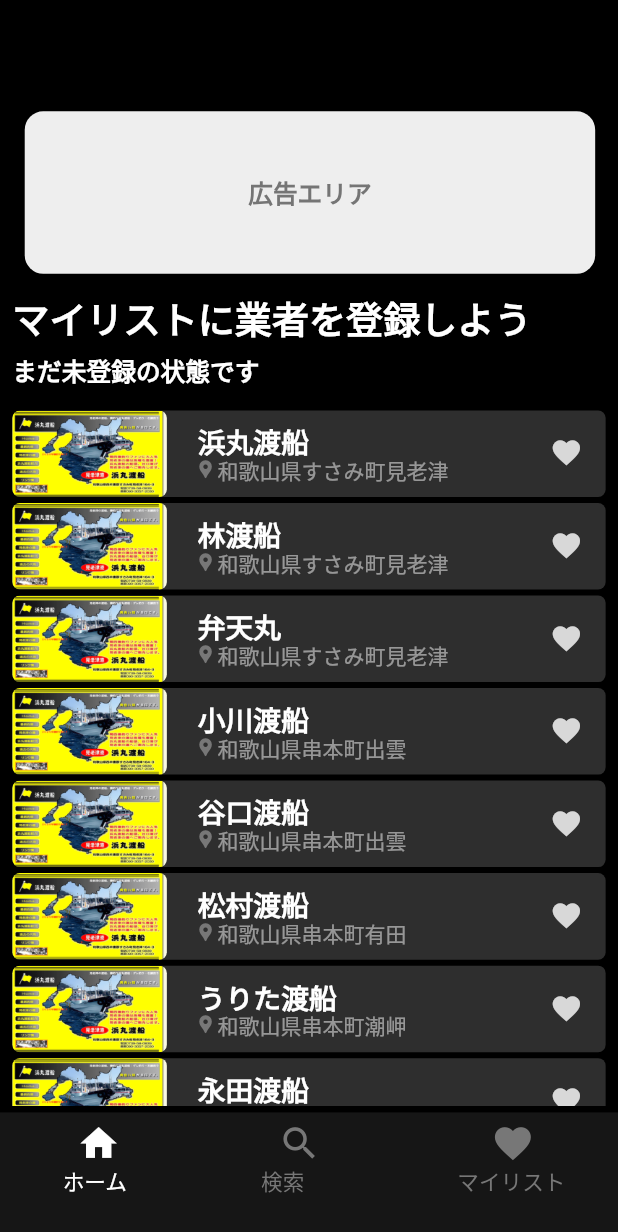
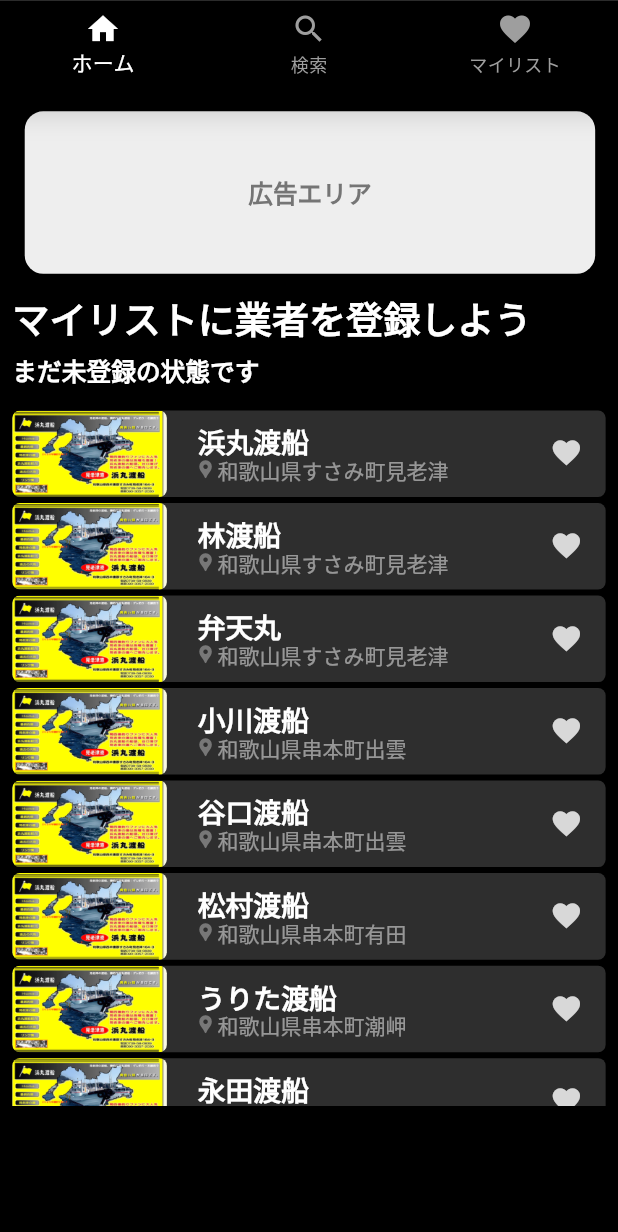
Before and after one commit to Kaito-nagai/fishing_app, a Flutter app: the screen it shows after launch, on a phone screen of 412 x 824 dp. Shown: the top 1232 px of the screen. Run offline on Flutter 3.47's test engine with Material 3 defaults, Android fonts, the phone set to English and light mode, and no system bars; our stand-ins replace flutter_dotenv, logger, shared_preferences; Roboto replaces fonts that are missing (Noto Sans JP).

Commit message:
“少し修正した

```diff
--- a/lib/widgets/bottom_nav.dart
+++ b/lib/widgets/bottom_nav.dart
@@ -5,168 +5,51 @@ class BottomNav extends StatelessWidget {
 
   @override
   Widget build(BuildContext context) {
-    final screenWidth = MediaQuery.of(context).size.width;
-    final screenHeight = MediaQuery.of(context).size.height;
-
-    return Stack(
-      children: [
-        // 背景用の装飾
-        Positioned(
-          left: 0,
-          top: screenHeight * 0.90,
-          child: Opacity(
-            opacity: 0.1,
-            child: Container(
-              width: screenWidth,
-              height: screenHeight * 0.3,
-              decoration: const BoxDecoration(
-                color: Color(0xFFD9D9D9),
-              ),
-            ),
+    return Container(
+      decoration: BoxDecoration(
+        color: Colors.black,
+        border: Border(
+          top: BorderSide(
+            color: Colors.grey.withAlpha((0.5 * 255).toInt()), // 修正された部分
+            width: 0.5,
           ),
         ),
-        // ボトムナビゲーションのアイコン部分
-        Positioned(
-          left: screenWidth * 0.07,
-          top: screenHeight * 0.905,
-          child: SizedBox(
-            width: screenWidth * 0.85,
-            height: screenHeight * 0.08,
-            child: Stack(
-              children: [
-                // マイリストアイコン
-                Positioned(
-                  left: screenWidth * 0.67,
-                  top: 0,
-                  child: GestureDetector(
-                    onTap: () {
-                      debugPrint('マイリストアイコンがタップされました');
-                    },
-                    child: SizedBox(
-                      width: screenWidth * 0.18,
-                      height: screenHeight * 0.08,
-                      child: Stack(
-                        children: [
-                          Positioned(
-                            left: 0,
-                            top: screenHeight * 0.037,
-                            child: Text(
-                              'マイリスト',
-                              textAlign: TextAlign.center,
-                              style: TextStyle(
-                                color: const Color(0xFF777777),
-                                fontSize: screenWidth * 0.035,
-                                fontFamily: 'Noto Sans JP',
-                                fontWeight: FontWeight.w500,
-                                decoration: TextDecoration.none,
-                              ),
-                            ),
-                          ),
-                          Positioned(
-                            left: screenWidth * 0.055,
-                            top: screenHeight * 0.002,
-                            child: Icon(
-                              Icons.favorite,
-                              size: screenWidth * 0.07,
-                              color: const Color(0xFF777777),
-                            ),
-                          ),
-                        ],
-                      ),
-                    ),
-                  ),
-                ),
+      ),
 
-                // 検索アイコン
-                Positioned(
-                  left: screenWidth * 0.35,
-                  top: 0,
-                  child: GestureDetector(
-                    onTap: () {
-                      Navigator.pushNamed(context, '/search'); // 検索画面への遷移
-                    },
-                    child: SizedBox(
-                      width: screenWidth * 0.12,
-                      height: screenHeight * 0.07,
-                      child: Stack(
-                        children: [
-                          Positioned(
-                            left: 1,
-                            top: screenHeight * 0.037,
-                            child: Text(
-                              '検索',
-                              textAlign: TextAlign.center,
-                              style: TextStyle(
-                                color: const Color(0xFF777777),
-                                fontSize: screenWidth * 0.035,
-                                fontFamily: 'Noto Sans JP',
-                                fontWeight: FontWeight.w500,
-                                decoration: TextDecoration.none,
-                              ),
-                            ),
-                          ),
-                          Positioned(
-                            left: screenWidth * 0.03,
-                            top: screenHeight * 0.002,
-                            child: Icon(
-                              Icons.search,
-                              size: screenWidth * 0.07,
-                              color: const Color(0xFF777777),
-                            ),
-                          ),
-                        ],
-                      ),
-                    ),
-                  ),
-                ),
-
-                // ホームアイコン
-                Positioned(
-                  left: 8,
-                  top: 0,
-                  child: GestureDetector(
-                    onTap: () {
-                      Navigator.pushNamed(context, '/'); // ホーム画面への遷移
-                    },
-                    child: SizedBox(
-                      width: screenWidth * 0.15,
-                      height: screenHeight * 0.08,
-                      child: Stack(
-                        children: [
-                          Positioned(
-                            left: 5,
-                            top: screenHeight * 0.037,
-                            child: Text(
-                              'ホーム',
-                              textAlign: TextAlign.center,
-                              style: TextStyle(
-                                color: Colors.white,
-                                fontSize: screenWidth * 0.035,
-                                fontFamily: 'Noto Sans JP',
-                                fontWeight: FontWeight.w500,
-                                decoration: TextDecoration.none,
-                              ),
-                            ),
-                          ),
-                          Positioned(
-                            left: screenWidth * 0.035,
-                            top: screenHeight * 0.002,
-                            child: Icon(
-                              Icons.home,
-                              size: screenWidth * 0.07,
-                              color: Colors.white,
-                            ),
-                          ),
-                        ],
-                      ),
-                    ),
-                  ),
-                ),
-              ],
+      child: SafeArea(
+        child: BottomNavigationBar(
+          backgroundColor: Colors.black,
+          selectedItemColor: Colors.white,
+          unselectedItemColor: Colors.grey,
+          items: const [
+            BottomNavigationBarItem(
+              icon: Icon(Icons.home),
+              label: 'ホーム',
             ),
-          ),
+            BottomNavigationBarItem(
+              icon: Icon(Icons.search),
+              label: '検索',
+            ),
+            BottomNavigationBarItem(
+              icon: Icon(Icons.favorite),
+              label: 'マイリスト',
+            ),
+          ],
+          onTap: (index) {
+            switch (index) {
+              case 0:
+                Navigator.pushNamed(context, '/');
+                break;
+              case 1:
+                Navigator.pushNamed(context, '/search');
+                break;
+              case 2:
+                debugPrint('マイリストがタップされました');
+                break;
+            }
+          },
         ),
-      ],
+      ),
     );
   }
 }
```
